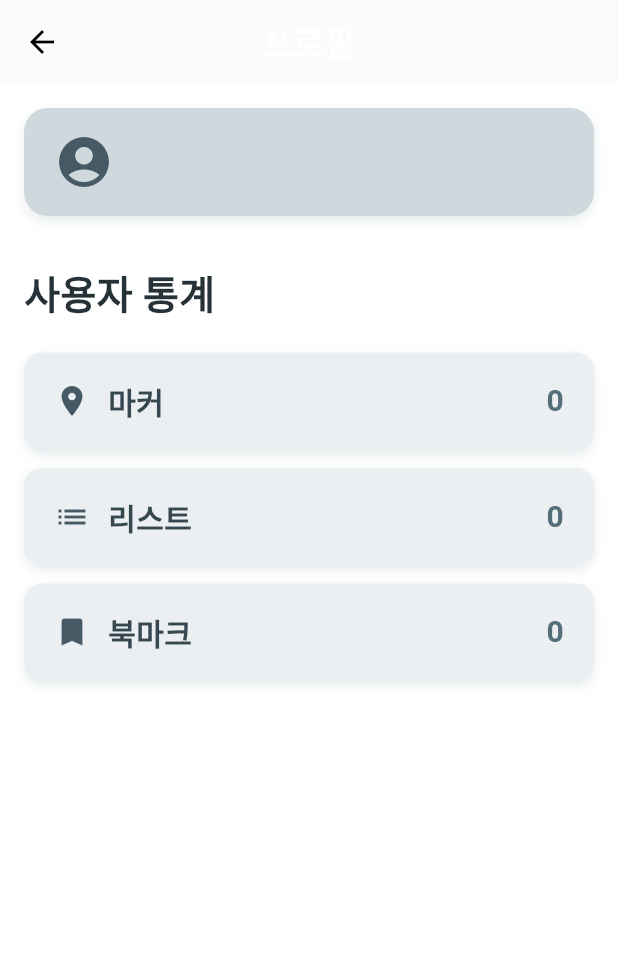
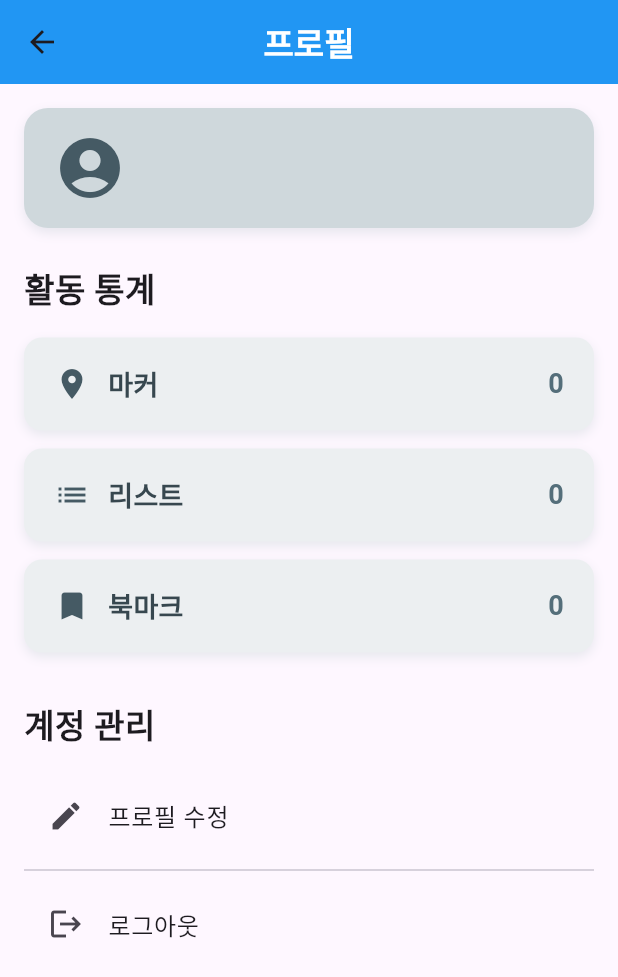
Before and after one commit to 001014k/TripNest, a Flutter app: the ProfilePage screen opened directly with empty values, on a phone screen of 412 x 824 dp. Shown: the top 977 px of the screen. Run offline on Flutter 3.47's test engine with Material 3 defaults, Android fonts, the phone set to English and light mode, and no system bars; our stand-ins replace app_links, connectivity_plus, flutter_zoom_drawer, geocoding, geolocator, google_maps_flutter and 5 more; missing offline and left inert: google_maps_cluster_manager, receive_sharing_intent; accounts and stored records are empty.

Commit message:
20250811 (프로필 아이콘을 누르면 프로필 페이지로 이동하는 기능 추가)

```diff
--- a/lib/main.dart
+++ b/lib/main.dart
@@ -1,4 +1,5 @@
 import 'package:flutter/material.dart';
+import 'package:fluttertrip/views/profile_view.dart';
 import 'package:intl/date_symbol_data_local.dart';
 import 'package:fluttertrip/services/app_group_handler_service.dart';
 import 'package:provider/provider.dart';
@@ -186,6 +187,10 @@ class _MyAppState extends State<MyApp> with WidgetsBindingObserver {
         '/list': (context) => ListPage(),
         '/shared_link': (context) => SharedLinkView(),
         '/marker_list': (context) => MarkerListScreen(),
+        '/profile': (context) {
+          final args = ModalRoute.of(context)!.settings.arguments as String;
+          return ProfilePage(userId: args);
+        },
       },
     );
   }
--- a/lib/views/profile_view.dart
+++ b/lib/views/profile_view.dart
@@ -12,7 +12,6 @@ class ProfilePage extends StatefulWidget {
 }
 
 class _ProfilePageState extends State<ProfilePage> {
-
   @override
   Widget build(BuildContext context) {
     return ChangeNotifierProvider(
@@ -21,26 +20,19 @@ class _ProfilePageState extends State<ProfilePage> {
         builder: (context, viewModel, _) {
           return Scaffold(
             appBar: AppBar(
-              title: Text('프로필',
-                  style: TextStyle(color: Colors.white, fontWeight: FontWeight.bold)),
+              title: Text(
+                '프로필',
+                style: TextStyle(color: Colors.white, fontWeight: FontWeight.bold),
+              ),
               leading: IconButton(
-                icon: const Icon(Icons.arrow_back),  // ← 뒤로가기 아이콘
-                onPressed: () {
-                  Navigator.pushNamedAndRemoveUntil(
-                    context,
-                    '/home', (route) => false, // ← 스택 제거하여 완전히 홈으로 이동
-                  );
-                },
+                icon: const Icon(Icons.arrow_back),
+                onPressed: () => Navigator.pop(context),
               ),
               centerTitle: true,
-              backgroundColor: Colors.white,
-              elevation: 0.5,
-              iconTheme: const IconThemeData(color: Colors.black),
+              backgroundColor: Colors.blue,
+              elevation: 0,
             ),
-            backgroundColor: Colors.white,
-            body: Padding(
-              padding: const EdgeInsets.all(16.0),
-              child: viewModel.isLoading
+            body: viewModel.isLoading
                 ? Center(child: CircularProgressIndicator())
                 : viewModel.errorMessage != null
                 ? Center(
@@ -50,12 +42,14 @@ class _ProfilePageState extends State<ProfilePage> {
               ),
             )
                 : SingleChildScrollView(
+              padding: const EdgeInsets.all(16),
               child: Column(
                 crossAxisAlignment: CrossAxisAlignment.start,
                 children: [
+                  // 프로필 기본 정보
                   if (viewModel.nickname != null)
                     Container(
-                        margin: const EdgeInsets.only(bottom: 32),
+                      margin: const EdgeInsets.only(bottom: 24),
                       padding: const EdgeInsets.symmetric(vertical: 16, horizontal: 20),
                       decoration: BoxDecoration(
                         color: Colors.blueGrey.shade100,
@@ -70,7 +64,7 @@ class _ProfilePageState extends State<ProfilePage> {
                       ),
                       child: Row(
                         children: [
-                            Icon(Icons.account_circle, size: 40, color: Colors.blueGrey.shade700),
+                          Icon(Icons.account_circle, size: 48, color: Colors.blueGrey.shade700),
                           const SizedBox(width: 16),
                           Text(
                             viewModel.nickname!,
@@ -83,22 +77,47 @@ class _ProfilePageState extends State<ProfilePage> {
                         ],
                       ),
                     ),
+
+                  // 활동 통계 섹션
                   Text(
-                      '사용자 통계',
-                      style: TextStyle(
-                        fontSize: 26,
-                        fontWeight: FontWeight.bold,
-                        color: Colors.blueGrey[900],
+                    '활동 통계',
+                    style: TextStyle(fontSize: 22, fontWeight: FontWeight.bold),
                   ),
-                    ),
-                    const SizedBox(height: 20),
+                  const SizedBox(height: 16),
                   _buildStatCard('마커', viewModel.stats?['markers'] ?? 0, Icons.location_on),
                   const SizedBox(height: 12),
                   _buildStatCard('리스트', viewModel.stats?['lists'] ?? 0, Icons.list),
                   const SizedBox(height: 12),
                   _buildStatCard('북마크', viewModel.stats?['bookmarks'] ?? 0, Icons.bookmark),
+
+                  const SizedBox(height: 32),
+
+                  // 계정 관리 섹션
+                  Text(
+                    '계정 관리',
+                    style: TextStyle(fontSize: 22, fontWeight: FontWeight.bold),
+                  ),
+                  const SizedBox(height: 16),
+
+                  ListTile(
+                    leading: Icon(Icons.edit),
+                    title: Text('프로필 수정'),
+                    onTap: () {
+                      // 프로필 수정 페이지로 이동하는 로직 넣기
+                      Navigator.pushNamed(context, '/profile_edit');
+                    },
+                  ),
+                  Divider(),
+                  ListTile(
+                    leading: Icon(Icons.logout),
+                    title: Text('로그아웃'),
+                    onTap: () {
+                      // 로그아웃 로직 구현
+                      // 예: context.read<AuthViewModel>().logout();
+                      Navigator.pushNamedAndRemoveUntil(context, '/login_option', (route) => false);
+                    },
+                  ),
                 ],
-                ),
               ),
             ),
           );
@@ -131,7 +150,7 @@ class _ProfilePageState extends State<ProfilePage> {
               Text(
                 title,
                 style: TextStyle(
-                  fontSize: 20,
+                  fontSize: 18,
                   fontWeight: FontWeight.w600,
                   color: Colors.blueGrey.shade800,
                 ),
@@ -141,7 +160,7 @@ class _ProfilePageState extends State<ProfilePage> {
           Text(
             '$count',
             style: TextStyle(
-              fontSize: 20,
+              fontSize: 18,
               fontWeight: FontWeight.w700,
               color: Colors.blueGrey.shade600,
             ),
```
Also changed, not shown: lib/views/home_view.dart (+22 -6 lines). Lines whose indentation alone changed are shown as unchanged.
